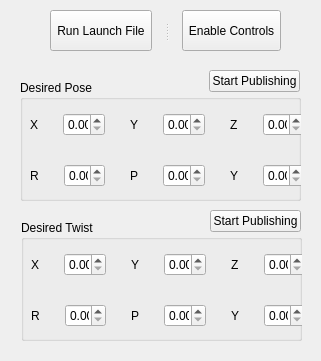
First picture: the form in landside/catkin_ws/src/gui/resource/ControlsInterface.ui, repository DukeRobotics/robosub-ros, before the edit.
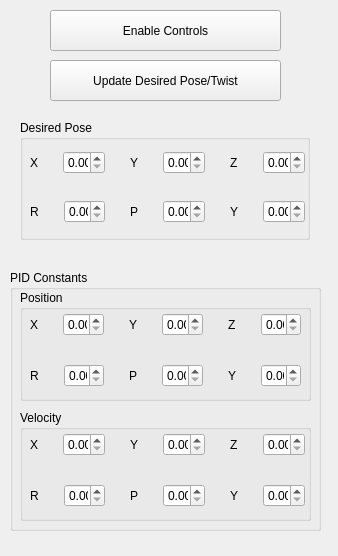
Second picture: the form after the edit.

Commit message: Implement launch widget

```diff
--- a/landside/catkin_ws/src/gui/resource/ControlsInterface.ui
+++ b/landside/catkin_ws/src/gui/resource/ControlsInterface.ui
@@ -6,8 +6,8 @@
    <rect>
     <x>0</x>
     <y>0</y>
-    <width>321</width>
-    <height>361</height>
+    <width>338</width>
+    <height>556</height>
    </rect>
   </property>
   <property name="minimumSize">
@@ -23,9 +23,9 @@
    <property name="geometry">
     <rect>
      <x>20</x>
-     <y>80</y>
-     <width>281</width>
-     <height>121</height>
+     <y>120</y>
+     <width>290</width>
+     <height>120</height>
     </rect>
    </property>
    <property name="title">
@@ -36,8 +36,8 @@
      <rect>
       <x>10</x>
       <y>30</y>
-      <width>274</width>
-      <height>81</height>
+      <width>275</width>
+      <height>75</height>
      </rect>
     </property>
     <layout class="QGridLayout" name="pose_grid_layout">
@@ -134,47 +134,158 @@
   <widget class="QPushButton" name="pose_enable">
    <property name="geometry">
     <rect>
-     <x>209</x>
-     <y>70</y>
-     <width>91</width>
-     <height>22</height>
+     <x>50</x>
+     <y>60</y>
+     <width>231</width>
+     <height>41</height>
     </rect>
    </property>
    <property name="text">
-    <string>Start Publishing</string>
+    <string>Update Desired Pose/Twist</string>
    </property>
   </widget>
-  <widget class="QPushButton" name="twist_enable">
+  <widget class="QGroupBox" name="pid_constants_box">
    <property name="geometry">
     <rect>
-     <x>210</x>
-     <y>210</y>
-     <width>91</width>
-     <height>22</height>
+     <x>10</x>
+     <y>270</y>
+     <width>311</width>
+     <height>261</height>
     </rect>
    </property>
+   <property name="title">
+    <string>PID Constants</string>
+   </property>
+   <widget class="QGroupBox" name="pid_velocity_box">
+    <property name="geometry">
+     <rect>
+      <x>10</x>
+      <y>140</y>
+      <width>291</width>
+      <height>111</height>
+     </rect>
+    </property>
+    <property name="title">
+     <string>Velocity</string>
+    </property>
+    <widget class="QWidget" name="layoutWidget_3">
+     <property name="geometry">
+      <rect>
+       <x>10</x>
+       <y>20</y>
+       <width>275</width>
+       <height>81</height>
+      </rect>
+     </property>
+     <layout class="QGridLayout" name="pose_grid_layout_3">
+      <property name="spacing">
+       <number>25</number>
+      </property>
+      <item row="0" column="0">
+       <layout class="QGridLayout" name="gridLayout_13">
+        <item row="0" column="0">
+         <widget class="QLabel" name="x_pose_label_3">
    <property name="text">
-    <string>Start Publishing</string>
-   </property>
-  </widget>
-  <widget class="QGroupBox" name="twist_box">
+           <string>X</string>
+          </property>
+         </widget>
+        </item>
+        <item row="0" column="1">
+         <widget class="QDoubleSpinBox" name="x_pose_3"/>
+        </item>
+       </layout>
+      </item>
+      <item row="0" column="1">
+       <layout class="QGridLayout" name="gridLayout_14">
+        <item row="0" column="0">
+         <widget class="QLabel" name="y_pose_label_3">
+          <property name="text">
+           <string>Y</string>
+          </property>
+         </widget>
+        </item>
+        <item row="0" column="1">
+         <widget class="QDoubleSpinBox" name="y_pose_3"/>
+        </item>
+       </layout>
+      </item>
+      <item row="0" column="2">
+       <layout class="QGridLayout" name="gridLayout_15">
+        <item row="0" column="0">
+         <widget class="QLabel" name="z_pose_label_3">
+          <property name="text">
+           <string>Z</string>
+          </property>
+         </widget>
+        </item>
+        <item row="0" column="1">
+         <widget class="QDoubleSpinBox" name="z_pose_3"/>
+        </item>
+       </layout>
+      </item>
+      <item row="1" column="0">
+       <layout class="QGridLayout" name="gridLayout_16">
+        <item row="0" column="0">
+         <widget class="QLabel" name="roll_pose_label_3">
+          <property name="text">
+           <string>R</string>
+          </property>
+         </widget>
+        </item>
+        <item row="0" column="1">
+         <widget class="QDoubleSpinBox" name="roll_pose_3"/>
+        </item>
+       </layout>
+      </item>
+      <item row="1" column="1">
+       <layout class="QGridLayout" name="gridLayout_17">
+        <item row="0" column="0">
+         <widget class="QLabel" name="pitch_pose_label_3">
+          <property name="text">
+           <string>P</string>
+          </property>
+         </widget>
+        </item>
+        <item row="0" column="1">
+         <widget class="QDoubleSpinBox" name="pitch_pose_3"/>
+        </item>
+       </layout>
+      </item>
+      <item row="1" column="2">
+       <layout class="QGridLayout" name="gridLayout_18">
+        <item row="0" column="0">
+         <widget class="QLabel" name="yaw_pose_label_3">
+          <property name="text">
+           <string>Y</string>
+          </property>
+         </widget>
+        </item>
+        <item row="0" column="1">
+         <widget class="QDoubleSpinBox" name="yaw_pose_3"/>
+        </item>
+       </layout>
+      </item>
+     </layout>
+    </widget>
+   </widget>
+   <widget class="QGroupBox" name="pid_position_box">
    <property name="geometry">
     <rect>
-     <x>21</x>
-     <y>220</y>
-     <width>281</width>
-     <height>121</height>
+      <x>10</x>
+      <y>20</y>
+      <width>291</width>
+      <height>111</height>
     </rect>
    </property>
    <property name="title">
-    <string>Desired Twist</string>
-   </property>
-   <widget class="QWidget" name="layoutWidget_6">
+     <string>Position</string>
+    </property>
+    <widget class="QWidget" name="layoutWidget_2">
     <property name="geometry">
      <rect>
       <x>10</x>
-      <y>30</y>
-      <width>274</width>
+       <y>20</y>
+       <width>271</width>
       <height>81</height>
      </rect>
     </property>
@@ -183,11 +294,39 @@
       <number>25</number>
      </property>
      <item row="0" column="0">
+       <layout class="QGridLayout" name="gridLayout_7">
+        <item row="0" column="0">
+         <widget class="QLabel" name="x_pose_label_2">
+          <property name="text">
+           <string>X</string>
+          </property>
+         </widget>
+        </item>
+        <item row="0" column="1">
+         <widget class="QDoubleSpinBox" name="x_pose_2"/>
+        </item>
+       </layout>
+      </item>
+      <item row="0" column="1">
+       <layout class="QGridLayout" name="gridLayout_8">
+        <item row="0" column="0">
+         <widget class="QLabel" name="y_pose_label_2">
+          <property name="text">
+           <string>Y</string>
+          </property>
+         </widget>
+        </item>
+        <item row="0" column="1">
+         <widget class="QDoubleSpinBox" name="y_pose_2"/>
+        </item>
+       </layout>
+      </item>
+      <item row="0" column="2">
       <layout class="QGridLayout" name="gridLayout_9">
        <item row="0" column="0">
         <widget class="QLabel" name="x_twist_label">
          <property name="text">
-          <string>X</string>
+           <string>Z</string>
          </property>
         </widget>
        </item>
@@ -196,12 +335,12 @@
        </item>
       </layout>
      </item>
-     <item row="0" column="1">
+      <item row="1" column="0">
       <layout class="QGridLayout" name="gridLayout_10">
        <item row="0" column="0">
         <widget class="QLabel" name="y_twist_label">
          <property name="text">
-          <string>Y</string>
+           <string>R</string>
          </property>
         </widget>
        </item>
@@ -210,12 +349,12 @@
        </item>
       </layout>
      </item>
-     <item row="0" column="2">
+      <item row="1" column="1">
       <layout class="QGridLayout" name="gridLayout_11">
        <item row="0" column="0">
         <widget class="QLabel" name="z_twist_label">
          <property name="text">
-          <string>Z</string>
+           <string>P</string>
          </property>
         </widget>
        </item>
@@ -224,52 +363,25 @@
        </item>
       </layout>
      </item>
-     <item row="1" column="0">
+      <item row="1" column="2">
       <layout class="QGridLayout" name="gridLayout_12">
        <item row="0" column="0">
-        <widget class="QLabel" name="roll_twist_label">
-         <property name="text">
-          <string>R</string>
-         </property>
-        </widget>
-       </item>
-       <item row="0" column="1">
-        <widget class="QDoubleSpinBox" name="roll_twist"/>
-       </item>
-      </layout>
-     </item>
-     <item row="1" column="1">
-      <layout class="QGridLayout" name="gridLayout_13">
-       <item row="0" column="0">
-        <widget class="QLabel" name="pitch_twist_label">
-         <property name="text">
-          <string>P</string>
-         </property>
-        </widget>
-       </item>
-       <item row="0" column="1">
-        <widget class="QDoubleSpinBox" name="pitch_twist"/>
-       </item>
-      </layout>
-     </item>
-     <item row="1" column="2">
-      <layout class="QGridLayout" name="gridLayout_14">
-       <item row="0" column="0">
-        <widget class="QLabel" name="yaw_twist_label">
+         <widget class="QLabel" name="yaw_pose_label_2">
          <property name="text">
           <string>Y</string>
          </property>
         </widget>
        </item>
        <item row="0" column="1">
-        <widget class="QDoubleSpinBox" name="yaw_twist"/>
+         <widget class="QDoubleSpinBox" name="yaw_pose_2"/>
        </item>
       </layout>
      </item>
     </layout>
    </widget>
   </widget>
-  <widget class="QSplitter" name="splitter">
+  </widget>
+  <widget class="QPushButton" name="update_desired_pose_twist_2">
    <property name="geometry">
     <rect>
      <x>50</x>
@@ -278,22 +390,9 @@
      <height>41</height>
     </rect>
    </property>
-   <property name="orientation">
-    <enum>Qt::Horizontal</enum>
-   </property>
-   <property name="handleWidth">
-    <number>30</number>
-   </property>
-   <widget class="QPushButton" name="launch_enable">
-    <property name="text">
-     <string>Run Launch File</string>
-    </property>
-   </widget>
-   <widget class="QPushButton" name="controls_enable">
     <property name="text">
      <string>Enable Controls</string>
     </property>
-   </widget>
   </widget>
  </widget>
  <resources/>
```
Left out of the diff: 18 changed lines with no effect on the pictures. Lines whose indentation alone changed are shown as unchanged. The commit also changes 8 other files.
